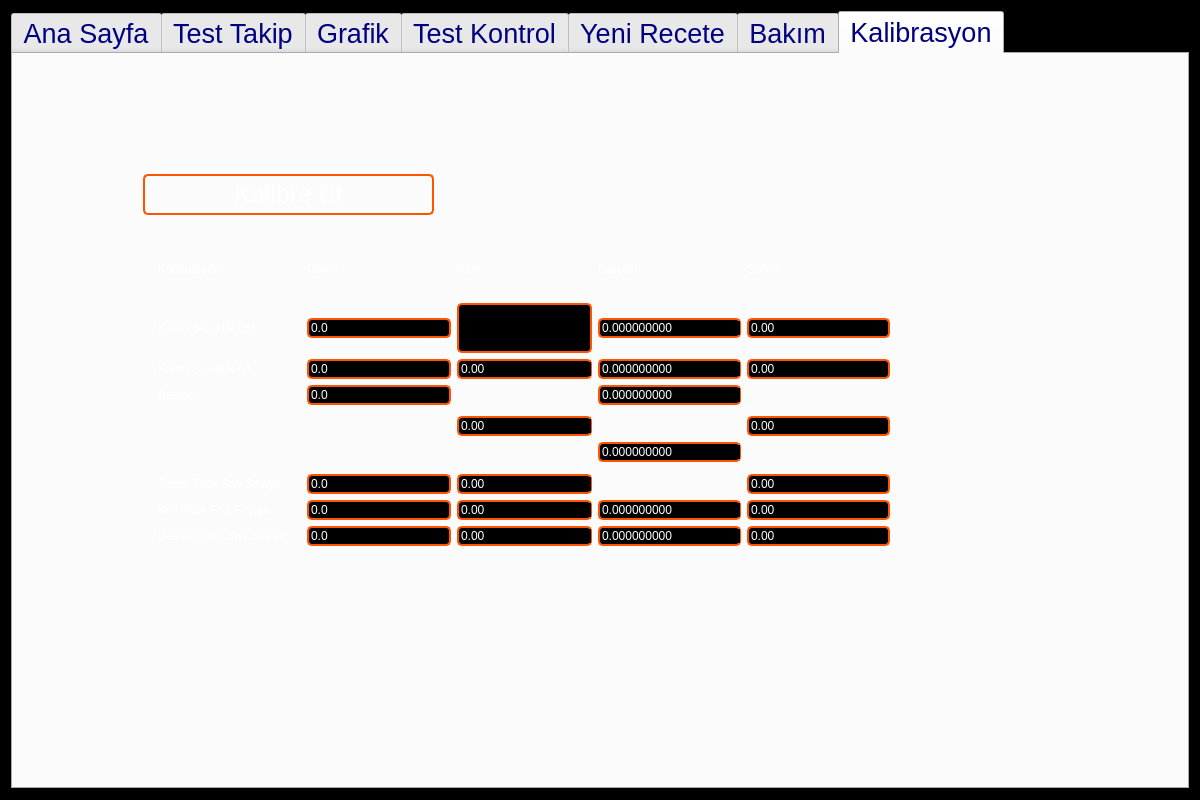
Old version of the form mainwindow.ui in the repository indetails/v1500h.
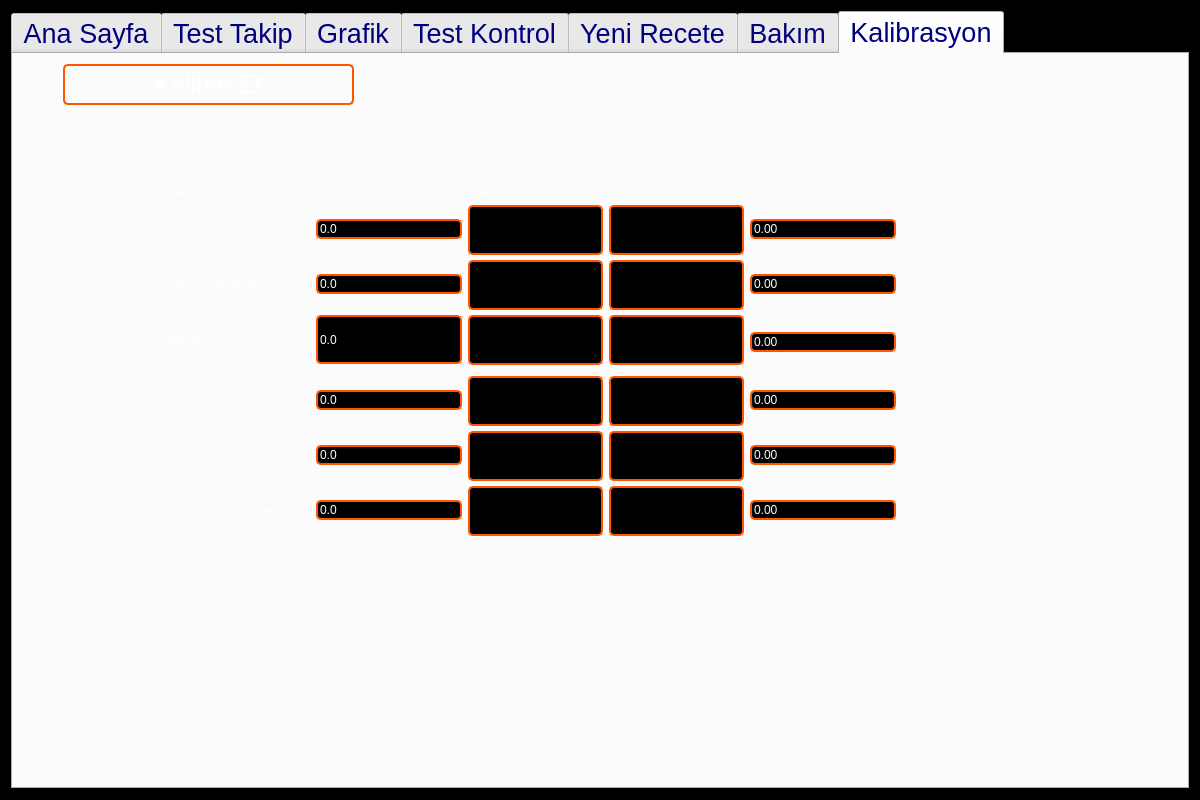
New version of the form. Icons and pictures are not drawn. Custom widgets are drawn as their Qt base class.

Commit message:
[FIX] Kalibrasyon menüsü ekran klavyesi için uygunlaştırılması
Kalibrasyon menüsündeki ekran klavyesine uygun olmayan doubleSpinBox
inputları Line edit ile değiştirildi.

```diff
--- a/mainwindow.ui
+++ b/mainwindow.ui
@@ -8672,8 +8672,8 @@
         </property>
         <property name="geometry">
          <rect>
-          <x>130</x>
-          <y>120</y>
+          <x>50</x>
+          <y>10</y>
           <width>291</width>
           <height>41</height>
          </rect>
@@ -8715,18 +8715,384 @@
          <bool>true</bool>
         </property>
        </widget>
-       <widget class="QWidget" name="layoutWidget">
+       <widget class="QWidget" name="layoutWidget_2">
         <property name="geometry">
          <rect>
-          <x>134</x>
-          <y>175</y>
+          <x>140</x>
+          <y>120</y>
           <width>754</width>
-          <height>328</height>
+          <height>372</height>
          </rect>
         </property>
-        <layout class="QGridLayout" name="gridLayout_2">
+        <layout class="QGridLayout" name="gridLayout_3">
+         <item row="2" column="2">
+          <widget class="QLineEdit" name="leCalCabinBottomTempErr">
+           <property name="sizePolicy">
+            <sizepolicy hsizetype="Fixed" vsizetype="Fixed">
+             <horstretch>0</horstretch>
+             <verstretch>0</verstretch>
+            </sizepolicy>
+           </property>
+           <property name="minimumSize">
+            <size>
+             <width>100</width>
+             <height>50</height>
+            </size>
+           </property>
+           <property name="maximumSize">
+            <size>
+             <width>135</width>
+             <height>16777215</height>
+            </size>
+           </property>
+          </widget>
+         </item>
+         <item row="2" column="3">
+          <widget class="QLineEdit" name="leCalCabinBottomTempCoeff">
+           <property name="sizePolicy">
+            <sizepolicy hsizetype="Fixed" vsizetype="Fixed">
+             <horstretch>0</horstretch>
+             <verstretch>0</verstretch>
+            </sizepolicy>
+           </property>
+           <property name="minimumSize">
+            <size>
+             <width>100</width>
+             <height>50</height>
+            </size>
+           </property>
+           <property name="maximumSize">
+            <size>
+             <width>135</width>
+             <height>16777215</height>
+            </size>
+           </property>
+          </widget>
+         </item>
+         <item row="1" column="3">
+          <widget class="QLineEdit" name="leCalCabinTopTempCoeff">
+           <property name="sizePolicy">
+            <sizepolicy hsizetype="Fixed" vsizetype="Fixed">
+             <horstretch>0</horstretch>
+             <verstretch>0</verstretch>
+            </sizepolicy>
+           </property>
+           <property name="minimumSize">
+            <size>
+             <width>100</width>
+             <height>50</height>
+            </size>
+           </property>
+           <property name="maximumSize">
+            <size>
+             <width>135</width>
+             <height>16777215</height>
+            </size>
+           </property>
+          </widget>
+         </item>
+         <item row="5" column="3">
+          <widget class="QLineEdit" name="leCalCleanTankCoeff">
+           <property name="sizePolicy">
+            <sizepolicy hsizetype="Fixed" vsizetype="Fixed">
+             <horstretch>0</horstretch>
+             <verstretch>0</verstretch>
+            </sizepolicy>
+           </property>
+           <property name="minimumSize">
+            <size>
+             <width>100</width>
+             <height>50</height>
+            </size>
+           </property>
+           <property name="maximumSize">
+            <size>
+             <width>135</width>
+             <height>16777215</height>
+            </size>
+           </property>
+          </widget>
+         </item>
+         <item row="3" column="3">
+          <widget class="QLineEdit" name="leCalPipePressure1Coeff">
+           <property name="sizePolicy">
+            <sizepolicy hsizetype="Fixed" vsizetype="Fixed">
+             <horstretch>0</horstretch>
+             <verstretch>0</verstretch>
+            </sizepolicy>
+           </property>
+           <property name="minimumSize">
+            <size>
+             <width>100</width>
+             <height>50</height>
+            </size>
+           </property>
+           <property name="maximumSize">
+            <size>
+             <width>135</width>
+             <height>16777215</height>
+            </size>
+           </property>
+          </widget>
+         </item>
+         <item row="3" column="2">
+          <widget class="QLineEdit" name="leCalPipePressure1Err">
+           <property name="sizePolicy">
+            <sizepolicy hsizetype="Fixed" vsizetype="Fixed">
+             <horstretch>0</horstretch>
+             <verstretch>0</verstretch>
+            </sizepolicy>
+           </property>
+           <property name="minimumSize">
+            <size>
+             <width>100</width>
+             <height>50</height>
+            </size>
+           </property>
+           <property name="maximumSize">
+            <size>
+             <width>135</width>
+             <height>16777215</height>
+            </size>
+           </property>
+          </widget>
+         </item>
+         <item row="6" column="3">
+          <widget class="QLineEdit" name="leCalDirtyTankCoeff">
+           <property name="sizePolicy">
+            <sizepolicy hsizetype="Fixed" vsizetype="Fixed">
+             <horstretch>0</horstretch>
+             <verstretch>0</verstretch>
+            </sizepolicy>
+           </property>
+           <property name="minimumSize">
+            <size>
+             <width>100</width>
+             <height>50</height>
+            </size>
+           </property>
+           <property name="maximumSize">
+            <size>
+             <width>135</width>
+             <height>16777215</height>
+            </size>
+           </property>
+          </widget>
+         </item>
+         <item row="5" column="2">
+          <widget class="QLineEdit" name="leCalCleanTankLevelErr">
+           <property name="sizePolicy">
+            <sizepolicy hsizetype="Fixed" vsizetype="Fixed">
+             <horstretch>0</horstretch>
+             <verstretch>0</verstretch>
+            </sizepolicy>
+           </property>
+           <property name="minimumSize">
+            <size>
+             <width>100</width>
+             <height>50</height>
+            </size>
+           </property>
+           <property name="maximumSize">
+            <size>
+             <width>135</width>
+             <height>16777215</height>
+            </size>
+           </property>
+          </widget>
+         </item>
+         <item row="6" column="2">
+          <widget class="QLineEdit" name="leCalDirtyTankErr">
+           <property name="sizePolicy">
+            <sizepolicy hsizetype="Fixed" vsizetype="Fixed">
+             <horstretch>0</horstretch>
+             <verstretch>0</verstretch>
+            </sizepolicy>
+           </property>
+           <property name="minimumSize">
+            <size>
+             <width>100</width>
+             <height>50</height>
+            </size>
+           </property>
+           <property name="maximumSize">
+            <size>
+             <width>135</width>
+             <height>16777215</height>
+            </size>
+           </property>
+          </widget>
+         </item>
+         <item row="7" column="3">
+          <widget class="QLineEdit" name="leCalExpansionTankCoeff">
+           <property name="sizePolicy">
+            <sizepolicy hsizetype="Fixed" vsizetype="Fixed">
+             <horstretch>0</horstretch>
+             <verstretch>0</verstretch>
+            </sizepolicy>
+           </property>
+           <property name="minimumSize">
+            <size>
+             <width>100</width>
+             <height>50</height>
+            </size>
+           </property>
+           <property name="maximumSize">
+            <size>
+             <width>135</width>
+             <height>16777215</height>
+            </size>
+           </property>
+          </widget>
+         </item>
+         <item row="0" column="4">
+          <widget class="QLabel" name="label_107">
+           <property name="text">
+            <string>Sonuc</string>
+           </property>
+           <property name="alignment">
+            <set>Qt::AlignLeading|Qt::AlignLeft|Qt::AlignVCenter</set>
+           </property>
+          </widget>
+         </item>
+         <item row="6" column="0">
+          <widget class="QLabel" name="label_75">
+           <property name="text">
+            <string>Kirli Tank Sıvı Seviye </string>
+           </property>
+          </widget>
+         </item>
+         <item row="6" column="1">
+          <widget class="QDoubleSpinBox" name="dsbCalTankDirtyInput">
+           <property name="enabled">
+            <bool>false</bool>
+           </property>
+           <property name="readOnly">
+            <bool>true</bool>
+           </property>
+           <property name="buttonSymbols">
+            <enum>QAbstractSpinBox::NoButtons</enum>
+           </property>
+           <property name="decimals">
+            <number>1</number>
+           </property>
+           <property name="minimum">
+            <double>-40.000000000000000</double>
+           </property>
+           <property name="maximum">
+            <double>65532.000000000000000</double>
+           </property>
+           <property name="singleStep">
+            <double>0.100000000000000</double>
+           </property>
+          </widget>
+         </item>
+         <item row="6" column="4">
+          <widget class="QDoubleSpinBox" name="dsbCalTankDirtyOut">
+           <property name="enabled">
+            <bool>false</bool>
+           </property>
+           <property name="readOnly">
+            <bool>true</bool>
+           </property>
+           <property name="buttonSymbols">
+            <enum>QAbstractSpinBox::NoButtons</enum>
+           </property>
+           <property name="decimals">
+            <number>2</number>
+           </property>
+           <property name="minimum">
+            <double>-40.000000000000000</double>
+           </property>
+           <property name="maximum">
+            <double>65535.000000000000000</double>
+           </property>
+           <property name="singleStep">
+            <double>0.100000000000000</double>
+           </property>
+          </widget>
+         </item>
+         <item row="7" column="1">
+          <widget class="QDoubleSpinBox" name="dsbCalTankPressureInput">
+           <property name="enabled">
+            <bool>false</bool>
+           </property>
+           <property name="readOnly">
+            <bool>true</bool>
+           </property>
+           <property name="buttonSymbols">
+            <enum>QAbstractSpinBox::NoButtons</enum>
+           </property>
+           <property name="decimals">
+            <number>1</number>
+           </property>
+           <property name="minimum">
+            <double>-40.000000000000000</double>
+           </property>
+           <property name="maximum">
+            <double>65532.000000000000000</double>
+           </property>
+           <property name="singleStep">
+            <double>0.100000000000000</double>
+           </property>
+          </widget>
+         </item>
+         <item row="7" column="0">
+          <widget class="QLabel" name="label_76">
+           <property name="text">
+            <string>Basınç Tank Sıvı Seviye </string>
+           </property>
+          </widget>
+         </item>
+         <item row="7" column="4">
+          <widget class="QDoubleSpinBox" name="dsbCalTankPressureOut">
+           <property name="enabled">
+            <bool>false</bool>
+           </property>
+           <property name="readOnly">
+            <bool>true</bool>
+           </property>
+           <property name="buttonSymbols">
+            <enum>QAbstractSpinBox::NoButtons</enum>
+           </property>
+           <property name="decimals">
+            <number>2</number>
+           </property>
+           <property name="minimum">
+            <double>-40.000000000000000</double>
+           </property>
+           <property name="maximum">
+            <double>65535.000000000000000</double>
+           </property>
+           <property name="singleStep">
+            <double>0.100000000000000</double>
+           </property>
+          </widget>
+         </item>
+         <item row="1" column="2">
+          <widget class="QLineEdit" name="leCalCabinTopTempErr">
+           <property name="sizePolicy">
+            <sizepolicy hsizetype="Fixed" vsizetype="Fixed">
+             <horstretch>0</horstretch>
+             <verstretch>0</verstretch>
+            </sizepolicy>
+           </property>
+           <property name="minimumSize">
+            <size>
+             <width>100</width>
+             <height>50</height>
+            </size>
+           </property>
+           <property name="maximumSize">
+            <size>
+             <width>135</width>
+             <height>16777215</height>
+            </size>
+           </property>
+          </widget>
+         </item>
          <item row="0" column="0">
-          <widget class="QLabel" name="label_98">
+          <widget class="QLabel" name="label_103">
            <property name="text">
             <string>Kalibrasyon</string>
            </property>
@@ -8736,7 +9102,7 @@
           </widget>
          </item>
          <item row="0" column="1">
-          <widget class="QLabel" name="label_99">
+          <widget class="QLabel" name="label_104">
            <property name="text">
             <string>Gelen</string>
            </property>
@@ -8746,7 +9112,7 @@
           </widget>
          </item>
          <item row="0" column="2">
-          <widget class="QLabel" name="label_100">
+          <widget class="QLabel" name="label_105">
            <property name="text">
             <string>Fark</string>
            </property>
@@ -8756,7 +9122,7 @@
           </widget>
          </item>
          <item row="0" column="3">
-          <widget class="QLabel" name="label_101">
+          <widget class="QLabel" name="label_106">
            <property name="text">
             <string>Carpan</string>
            </property>
@@ -8765,18 +9131,8 @@
            </property>
           </widget>
          </item>
-         <item row="0" column="4">
-          <widget class="QLabel" name="label_102">
-           <property name="text">
-            <string>Sonuc</string>
-           </property>
-           <property name="alignment">
-            <set>Qt::AlignLeading|Qt::AlignLeft|Qt::AlignVCenter</set>
-           </property>
-          </widget>
-         </item>
          <item row="1" column="0">
-          <widget class="QLabel" name="label_96">
+          <widget class="QLabel" name="label_108">
            <property name="text">
             <string>Kabin Sıcaklık Üst</string>
            </property>
@@ -8810,55 +9166,8 @@
            </property>
           </widget>
          </item>
-         <item row="1" column="3">
-          <widget class="QDoubleSpinBox" name="dsbCalCabinTopTempCoeff">
-           <property name="enabled">
-            <bool>true</bool>
-           </property>
-           <property name="readOnly">
-            <bool>false</bool>
-           </property>
-           <property name="decimals">
-            <number>9</number>
-           </property>
-           <property name="minimum">
-            <double>0.000000000000000</double>
-           </property>
-           <property name="maximum">
-            <double>1.000000000000000</double>
-           </property>
-           <property name="singleStep">
-            <double>0.100000000000000</double>
-           </property>
-          </widget>
-         </item>
-         <item row="1" column="4">
-          <widget class="QDoubleSpinBox" name="dsbCalCabinTopTempOut">
-           <property name="enabled">
-            <bool>false</bool>
-           </property>
-           <property name="readOnly">
-            <bool>true</bool>
-           </property>
-           <property name="buttonSymbols">
-            <enum>QAbstractSpinBox::NoButtons</enum>
-           </property>
-           <property name="decimals">
-            <number>2</number>
-           </property>
-           <property name="minimum">
-            <double>-50.000000000000000</double>
-           </property>
-           <property name="maximum">
-            <double>250.000000000000000</double>
-           </property>
-           <property name="singleStep">
-            <double>0.100000000000000</double>
-           </property>
-          </widget>
-         </item>
          <item row="2" column="0">
-          <widget class="QLabel" name="label_97">
+          <widget class="QLabel" name="label_109">
            <property name="text">
             <string>Kabin Sıcaklık Alt</string>
            </property>
@@ -8867,6 +9176,31 @@
            </property>
           </widget>
          </item>
+         <item row="1" column="4">
+          <widget class="QDoubleSpinBox" name="dsbCalCabinTopTempOut">
+           <property name="enabled">
+            <bool>false</bool>
+           </property>
+           <property name="readOnly">
+            <bool>true</bool>
+           </property>
+           <property name="buttonSymbols">
+            <enum>QAbstractSpinBox::NoButtons</enum>
+           </property>
+           <property name="decimals">
+            <number>2</number>
+           </property>
+           <property name="minimum">
+            <double>-50.000000000000000</double>
+           </property>
+           <property name="maximum">
+            <double>250.000000000000000</double>
+           </property>
+           <property name="singleStep">
+            <double>0.100000000000000</double>
+           </property>
+          </widget>
+         </item>
          <item row="2" column="1">
           <widget class="QDoubleSpinBox" name="dsbCalCabinBottomInput">
            <property name="enabled">
@@ -8892,50 +9226,6 @@
            </property>
           </widget>
          </item>
-         <item row="2" column="2">
-          <widget class="QDoubleSpinBox" name="dsbCalCabinBottomTempErr">
-           <property name="enabled">
-            <bool>true</bool>
-           </property>
-           <property name="readOnly">
-            <bool>false</bool>
-           </property>
-           <property name="decimals">
-            <number>2</number>
-           </property>
-           <property name="minimum">
-            <double>-60.000000000000000</double>
-           </property>
-           <property name="maximum">
-            <double>250.000000000000000</double>
-           </property>
-           <property name="singleStep">
-            <double>0.100000000000000</double>
-           </property>
-          </widget>
-         </item>
-         <item row="2" column="3">
-          <widget class="QDoubleSpinBox" name="dsbCalCabinBottomTempCoeff">
-           <property name="enabled">
-            <bool>true</bool>
-           </property>
-           <property name="readOnly">
-            <bool>false</bool>
-           </property>
-           <property name="decimals">
-            <number>9</number>
-           </property>
-           <property name="minimum">
-            <double>-40.000000000000000</double>
-           </property>
-           <property name="maximum">
-            <double>250.000000000000000</double>
-           </property>
-           <property name="singleStep">
-            <double>0.100000000000000</double>
-           </property>
-          </widget>
-         </item>
          <item row="2" column="4">
           <widget class="QDoubleSpinBox" name="dsbCalCabinBottomTempOut">
            <property name="enabled">
@@ -8962,7 +9252,7 @@
           </widget>
          </item>
          <item row="3" column="0">
-          <widget class="QLabel" name="label_66">
+          <widget class="QLabel" name="label_71">
            <property name="text">
             <string>Basınç </string>
            </property>
@@ -9005,50 +9295,6 @@
            </property>
           </widget>
          </item>
-         <item row="3" column="2" rowspan="2">
-          <widget class="QDoubleSpinBox" name="dsbCalPipePressure1Err">
-           <property name="enabled">
-            <bool>true</bool>
-           </property>
-           <property name="readOnly">
-            <bool>false</bool>
-           </property>
-           <property name="decimals">
-            <number>2</number>
-           </property>
-           <property name="minimum">
-            <double>-40.000000000000000</double>
-           </property>
-           <property name="maximum">
-            <double>250.000000000000000</double>
-           </property>
-           <property name="singleStep">
-            <double>0.100000000000000</double>
-           </property>
-          </widget>
-         </item>
-         <item row="3" column="3">
-          <widget class="QDoubleSpinBox" name="dsbCalPipePressure1Coeff">
-           <property name="enabled">
-            <bool>true</bool>
-           </property>
-           <property name="readOnly">
-            <bool>false</bool>
-           </property>
-           <property name="decimals">
-            <number>9</number>
-           </property>
-           <property name="minimum">
-            <double>-40.000000000000000</double>
-           </property>
-           <property name="maximum">
-            <double>250.000000000000000</double>
-           </property>
-           <property name="singleStep">
-            <double>0.100000000000000</double>
-           </property>
-          </widget>
-         </item>
          <item row="3" column="4" rowspan="2">
           <widget class="QDoubleSpinBox" name="dsbCalPipePressure1Out">
            <property name="enabled">
@@ -9074,30 +9320,8 @@
            </property>
           </widget>
          </item>
-         <item row="4" column="3" rowspan="2">
-          <widget class="QDoubleSpinBox" name="dsbCalTankCleanCarpan">
-           <property name="enabled">
-            <bool>true</bool>
-           </property>
-           <property name="readOnly">
-            <bool>false</bool>
-           </property>
-           <property name="decimals">
-            <number>9</number>
-           </property>
-           <property name="minimum">
-            <double>-40.000000000000000</double>
-           </property>
-           <property name="maximum">
-            <double>250.000000000000000</double>
-           </property>
-           <property name="singleStep">
-            <double>0.100000000000000</double>
-           </property>
-          </widget>
-         </item>
          <item row="5" column="0">
-          <widget class="QLabel" name="label_67">
+          <widget class="QLabel" name="label_72">
            <property name="text">
             <string>Temiz Tank Sıvı Seviye </string>
            </property>
@@ -9128,28 +9352,6 @@
            </property>
           </widget>
          </item>
-         <item row="5" column="2">
-          <widget class="QDoubleSpinBox" name="dsbCalTankCleanErr">
-           <property name="enabled">
-            <bool>true</bool>
-           </property>
-           <property name="readOnly">
-            <bool>false</bool>
-           </property>
-           <property name="decimals">
-            <number>2</number>
-           </property>
-           <property name="minimum">
-            <double>-40.000000000000000</double>
-           </property>
-           <property name="maximum">
-            <double>250.000000000000000</double>
-           </property>
-           <property name="singleStep">
-            <double>0.100000000000000</double>
-           </property>
-          </widget>
-         </item>
          <item row="5" column="4">
           <widget class="QDoubleSpinBox" name="dsbCalTankCleanOut">
            <property name="enabled">
@@ -9175,210 +9377,8 @@
            </property>
           </widget>
          </item>
-         <item row="6" column="0">
-          <widget class="QLabel" name="label_69">
-           <property name="text">
-            <string>Kirli Tank Sıvı Seviye </string>
-           </property>
-          </widget>
-         </item>
-         <item row="6" column="1">
-          <widget class="QDoubleSpinBox" name="dsbCalTankDirtyInput">
-           <property name="enabled">
-            <bool>false</bool>
-           </property>
-           <property name="readOnly">
-            <bool>true</bool>
-           </property>
-           <property name="buttonSymbols">
-            <enum>QAbstractSpinBox::NoButtons</enum>
-           </property>
-           <property name="decimals">
-            <number>1</number>
-           </property>
-           <property name="minimum">
-            <double>-40.000000000000000</double>
-           </property>
-           <property name="maximum">
-            <double>65532.000000000000000</double>
-           </property>
-           <property name="singleStep">
-            <double>0.100000000000000</double>
-           </property>
-          </widget>
-         </item>
-         <item row="6" column="2">
-          <widget class="QDoubleSpinBox" name="dsbCalTankDirtyErr">
-           <property name="enabled">
-            <bool>true</bool>
-           </property>
-           <property name="readOnly">
-            <bool>false</bool>
-           </property>
-           <property name="decimals">
-            <number>2</number>
-           </property>
-           <property name="minimum">
-            <double>-40.000000000000000</double>
-           </property>
-           <property name="maximum">
-            <double>250.000000000000000</double>
-           </property>
-           <property name="singleStep">
-            <double>0.100000000000000</double>
-           </property>
-          </widget>
-         </item>
-         <item row="6" column="3">
-          <widget class="QDoubleSpinBox" name="dsbCalTankDirtyCarpan">
-           <property name="enabled">
-            <bool>true</bool>
-           </property>
-           <property name="readOnly">
-            <bool>false</bool>
-           </property>
-           <property name="decimals">
-            <number>9</number>
-           </property>
-           <property name="minimum">
-            <double>-40.000000000000000</double>
-           </property>
-           <property name="maximum">
-            <double>250.000000000000000</double>
-           </property>
-           <property name="singleStep">
-            <double>0.100000000000000</double>
-           </property>
-          </widget>
-         </item>
-         <item row="6" column="4">
-          <widget class="QDoubleSpinBox" name="dsbCalTankDirtyOut">
-           <property name="enabled">
-            <bool>false</bool>
-           </property>
-           <property name="readOnly">
-            <bool>true</bool>
-           </property>
-           <property name="buttonSymbols">
-            <enum>QAbstractSpinBox::NoButtons</enum>
-           </property>
-           <property name="decimals">
-            <number>2</number>
-           </property>
-           <property name="minimum">
-            <double>-40.000000000000000</double>
-           </property>
-           <property name="maximum">
-            <double>65535.000000000000000</double>
-           </property>
-           <property name="singleStep">
-            <double>0.100000000000000</double>
-           </property>
-          </widget>
-         </item>
-         <item row="7" column="0">
-          <widget class="QLabel" name="label_70">
-           <property name="text">
-            <string>Basınç Tank Sıvı Seviye </string>
-           </property>
-          </widget>
-         </item>
-         <item row="7" column="1">
-          <widget class="QDoubleSpinBox" name="dsbCalTankPressureInput">
-           <property name="enabled">
-            <bool>false</bool>
-           </property>
-           <property name="readOnly">
-            <bool>true</bool>
-           </property>
-           <property name="buttonSymbols">
-            <enum>QAbstractSpinBox::NoButtons</enum>
-           </property>
-           <property name="decimals">
-            <number>1</number>
-           </property>
-           <property name="minimum">
-            <double>-40.000000000000000</double>
-           </property>
-           <property name="maximum">
-            <double>65532.000000000000000</double>
-           </property>
-           <property name="singleStep">
-            <double>0.100000000000000</double>
-           </property>
-          </widget>
-         </item>
          <item row="7" column="2">
-          <widget class="QDoubleSpinBox" name="dsbCalTankPressureErr">
-           <property name="enabled">
-            <bool>true</bool>
-           </property>
-           <property name="readOnly">
-            <bool>false</bool>
-           </property>
-           <property name="decimals">
-            <number>2</number>
-           </property>
-           <property name="minimum">
-            <double>-40.000000000000000</double>
-           </property>
-           <property name="maximum">
-            <double>250.000000000000000</double>
-           </property>
-           <property name="singleStep">
-            <double>0.100000000000000</double>
-           </property>
-          </widget>
-         </item>
-         <item row="7" column="3">
-          <widget class="QDoubleSpinBox" name="dsbCalTankPressureCarpan">
-           <property name="enabled">
-            <bool>true</bool>
-           </property>
-           <property name="readOnly">
-            <bool>false</bool>
-           </property>
-           <property name="decimals">
-            <number>9</number>
-           </property>
-           <property name="minimum">
-            <double>-40.000000000000000</double>
-           </property>
-           <property name="maximum">
-            <double>250.000000000000000</double>
-           </property>
-           <property name="singleStep">
-            <double>0.100000000000000</double>
-           </property>
-          </widget>
-         </item>
-         <item row="7" column="4">
-          <widget class="QDoubleSpinBox" name="dsbCalTankPressureOut">
-           <property name="enabled">
-            <bool>false</bool>
-           </property>
-           <property name="readOnly">
-            <bool>true</bool>
-           </property>
-           <property name="buttonSymbols">
-            <enum>QAbstractSpinBox::NoButtons</enum>
-           </property>
-           <property name="decimals">
-            <number>2</number>
-           </property>
-           <property name="minimum">
-            <double>-40.000000000000000</double>
-           </property>
-           <property name="maximum">
-            <double>65535.000000000000000</double>
-           </property>
-           <property name="singleStep">
-            <double>0.100000000000000</double>
-           </property>
-          </widget>
-         </item>
-         <item row="1" column="2">
-          <widget class="QLineEdit" name="leCalCabinTopTempErr">
+          <widget class="QLineEdit" name="leCalExpansionTankErr">
            <property name="sizePolicy">
             <sizepolicy hsizetype="Fixed" vsizetype="Fixed">
              <horstretch>0</horstretch>
```
The commit also changes 1 other file.
